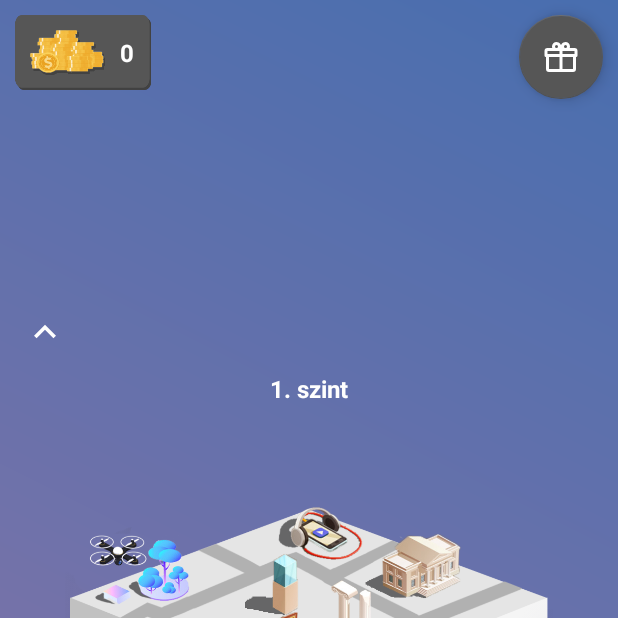
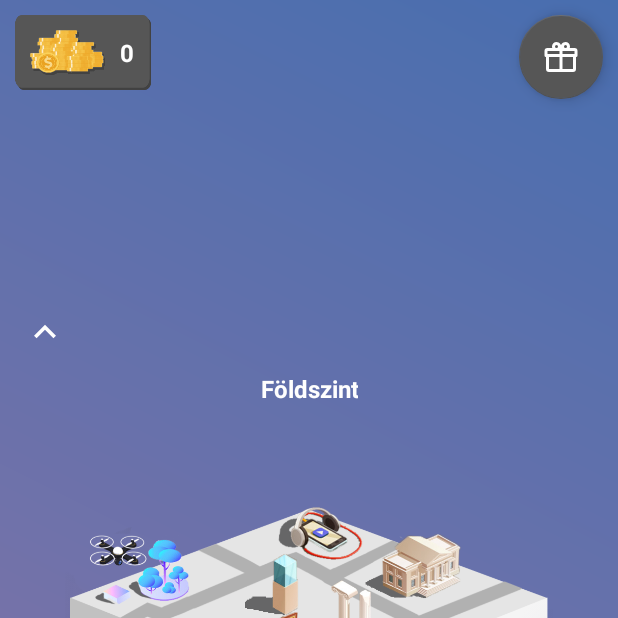
Before and after one commit to pirosgyb2/BankToTheFuture, an Android app: the screen it shows after launch (MainActivity), after a tap on an icon or button, on a phone screen of 412 x 824 dp, the top half of it. Run offline under Robolectric (Android 15) with nearby library versions, the light colour scheme and no system bars.

Commit message:
Add transparent statusbar and fix scrollview start with floor 0.

```diff
--- a/app/build.gradle
+++ b/app/build.gradle
@@ -21,6 +21,8 @@ android {
             proguardFiles getDefaultProguardFile('proguard-android-optimize.txt'), 'proguard-rules.pro'
         }
     }
+
+    kotlinOptions{jvmTarget = "1.8"}
 }
 
 dependencies {
--- /dev/null
+++ b/app/src/main/java/com/bme/aut/banktothefuture/Extensions.kt
@@ -0,0 +1,49 @@
+package com.bme.aut.banktothefuture
+
+import android.os.Build
+import android.view.View
+import android.view.ViewGroup
+import android.view.WindowManager
+import androidx.appcompat.app.AppCompatActivity
+import androidx.core.content.ContextCompat
+import androidx.core.view.updateLayoutParams
+
+fun View?.setMargin(left: Int? = null, top: Int? = null, right: Int? = null, bottom: Int? = null) =
+    this?.updateLayoutParams<ViewGroup.MarginLayoutParams> {
+        left?.let { leftMargin = it }
+        top?.let { topMargin = it }
+        right?.let { rightMargin = it }
+        bottom?.let { bottomMargin = it }
+    }
+
+fun View?.setSizeExt(height: Int? = null, width: Int? = null) {
+    this?.let { view ->
+
+        height?.let {
+            val params = view.layoutParams
+            params.height = it
+            view.setLayoutParams(params)
+        }
+
+        width?.let {
+            val params = view.layoutParams
+            params.width = it
+            view.setLayoutParams(params)
+        }
+    }
+}
+
+fun AppCompatActivity?.setStatusbarColor(color: Int) {
+    this?.let {
+        if (Build.VERSION.SDK_INT >= Build.VERSION_CODES.M) {
+            val window = it.window
+
+            window.clearFlags(WindowManager.LayoutParams.FLAG_TRANSLUCENT_STATUS)
+            window.addFlags(WindowManager.LayoutParams.FLAG_DRAWS_SYSTEM_BAR_BACKGROUNDS)
+
+            // window.decorView.systemUiVisibility = View.SYSTEM_UI_FLAG_LIGHT_STATUS_BAR
+
+            window.statusBarColor = ContextCompat.getColor(it, color)
+        }
+    }
+}
--- a/app/src/main/java/com/bme/aut/banktothefuture/MainActivity.kt
+++ b/app/src/main/java/com/bme/aut/banktothefuture/MainActivity.kt
@@ -1,17 +1,23 @@
 package com.bme.aut.banktothefuture
 
 import android.animation.ObjectAnimator
+import android.os.Build
 import android.os.Bundle
 import android.util.DisplayMetrics
+import android.view.View.SYSTEM_UI_FLAG_LAYOUT_FULLSCREEN
+import android.view.View.SYSTEM_UI_FLAG_LAYOUT_STABLE
 import androidx.appcompat.app.AppCompatActivity
+import androidx.core.view.ViewCompat
 import kotlinx.android.synthetic.main.activity_main.*
 
 class MainActivity : AppCompatActivity() {
 
-    var screenHeight = 0
-    var actualFloor = 2
-    var topFloorNumber = 2
-    var bottomFloowNumber = 0
+    private var screenHeight = 0
+    private var statusBarHeight: Int = 0
+
+    private var actualFloor = 0
+    private var topFloorNumber = 2
+    private var bottomFloowNumber = 0
 
     override fun onCreate(savedInstanceState: Bundle?) {
         super.onCreate(savedInstanceState)
@@ -27,13 +33,13 @@ class MainActivity : AppCompatActivity() {
 
     override fun onResume() {
         super.onResume()
-
-        floor0?.let {
-            rootScrollView?.smoothScrollTo(0, it.top)
-        }
+        setTransaparentStatusbar()
     }
 
     private fun init() {
+
+        rootScrollView?.post { rootScrollView?.smoothScrollTo(0, 5000) }
+
         val params0 = floor0?.layoutParams
         params0?.height = screenHeight
         floor0?.setLayoutParams(params0)
@@ -81,4 +87,18 @@ class MainActivity : AppCompatActivity() {
     private fun scrollTo(positionToScroll: Int) {
         ObjectAnimator.ofInt(rootScrollView, "scrollY", positionToScroll).setDuration(600L).start();
     }
+
+    private fun setTransaparentStatusbar() {
+        if (Build.VERSION.SDK_INT >= Build.VERSION_CODES.M) {
+            rootConstraintLayout?.systemUiVisibility =
+                SYSTEM_UI_FLAG_LAYOUT_STABLE or SYSTEM_UI_FLAG_LAYOUT_FULLSCREEN
+
+            ViewCompat.setOnApplyWindowInsetsListener(rootConstraintLayout) { view, insets ->
+                setStatusbarColor(color = R.color.transparent)
+                statusBarHeight = insets.systemWindowInsetTop
+                topgap?.setSizeExt(height = statusBarHeight)
+                insets.consumeSystemWindowInsets()
+            }
+        }
+    }
 }
--- a/app/src/main/res/layout/activity_main.xml
+++ b/app/src/main/res/layout/activity_main.xml
@@ -2,10 +2,19 @@
 <androidx.constraintlayout.widget.ConstraintLayout xmlns:android="http://schemas.android.com/apk/res/android"
     xmlns:app="http://schemas.android.com/apk/res-auto"
     xmlns:tools="http://schemas.android.com/tools"
+    android:id="@+id/rootConstraintLayout"
     android:layout_width="match_parent"
     android:layout_height="match_parent"
     android:background="@drawable/map_background_gradient"
     tools:context=".MainActivity">
+
+    <View
+        android:id="@+id/topgap"
+        android:layout_width="0dp"
+        android:layout_height="0dp"
+        app:layout_constraintLeft_toLeftOf="parent"
+        app:layout_constraintRight_toRightOf="parent"
+        app:layout_constraintTop_toTopOf="parent" />
 
     <com.bme.aut.banktothefuture.UnscrollableScrollView
         android:id="@+id/rootScrollView"
@@ -51,7 +60,7 @@
         android:src="@drawable/coin_container_background"
         app:layout_constraintLeft_toLeftOf="parent"
         app:layout_constraintRight_toRightOf="@id/guideline"
-        app:layout_constraintTop_toTopOf="parent" />
+        app:layout_constraintTop_toBottomOf="@id/topgap" />
 
     <View
         android:id="@+id/guideline"
@@ -110,7 +119,7 @@
         android:tint="@color/colorWhite"
         app:backgroundTint="@color/colorGreyMid"
         app:layout_constraintRight_toRightOf="parent"
-        app:layout_constraintTop_toTopOf="parent" />
+        app:layout_constraintTop_toBottomOf="@id/topgap" />
 
     <ImageView
         android:id="@+id/up"
--- a/app/src/main/res/values/colors.xml
+++ b/app/src/main/res/values/colors.xml
@@ -11,4 +11,6 @@
 
     <color name="mapBackgroundTop">#486eaf</color>
     <color name="mapBackgroundBottom">#9375a5</color>
+
+    <color name="transparent">#00000000</color>
 </resources>
```
